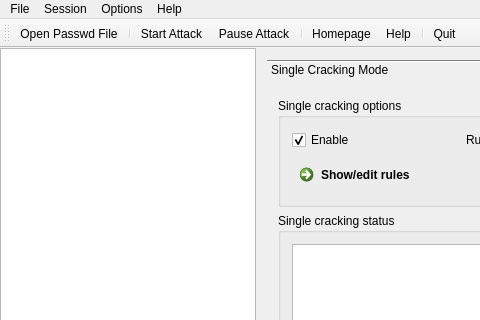
Before: the Qt Designer form mainwindow.ui in openwall/johnny, drawn with Qt 5; both pictures show x 0 to 480 and y 0 to 320 of the 827 by 534 pixel window.
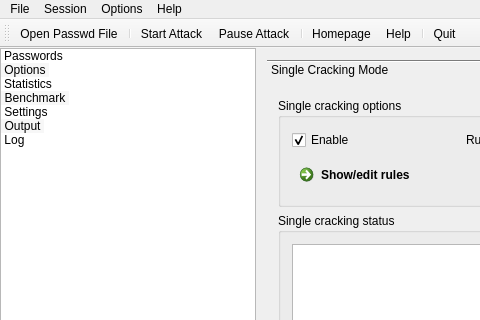
After: the same form once the commit is applied. Icons and pictures are not drawn.

Commit message:
cpp -> ui movement of list items for tabs
I moved some list items declarations from mainwindow.cpp to
mainwindow.ui file. Related stuff was simplified or generalized.

Diff of the .ui file:
```diff
--- a/mainwindow.ui
+++ b/mainwindow.ui
@@ -37,6 +37,76 @@
     </property>
     <item>
      <widget class="QListWidget" name="listWidgetTabs">
+      <item>
+       <property name="icon">
+        <iconset>
+         <normalon>:/icons/tab_passwords.png</normalon>
+        </iconset>
+       </property>
+       <property name="text">
+        <string>Passwords</string>
+       </property>
+      </item>
+      <item>
+       <property name="icon">
+        <iconset>
+         <normalon>:/icons/tab_options.png</normalon>
+        </iconset>
+       </property>
+       <property name="text">
+        <string>Options</string>
+       </property>
+      </item>
+      <item>
+       <property name="icon">
+        <iconset>
+         <normalon>:/icons/tab_statistics.png</normalon>
+        </iconset>
+       </property>
+       <property name="text">
+        <string>Statistics</string>
+       </property>
+      </item>
+      <item>
+       <property name="icon">
+        <iconset>
+         <normalon>:/icons/tab_benchmark.png</normalon>
+        </iconset>
+       </property>
+       <property name="text">
+        <string>Benchmark</string>
+       </property>
+      </item>
+      <item>
+       <property name="icon">
+        <iconset>
+         <normalon>:/icons/tab_settings.png</normalon>
+        </iconset>
+       </property>
+       <property name="text">
+        <string>Settings</string>
+       </property>
+      </item>
+      <item>
+       <property name="icon">
+        <iconset>
+         <normalon>:/icons/tab_output.png</normalon>
+        </iconset>
+       </property>
+       <property name="text">
+        <string>Output</string>
+       </property>
+      </item>
+      <item>
+       <property name="icon">
+        <iconset>
+         <normalon>:/icons/tab_log.png</normalon>
+        </iconset>
+       </property>
+       <property name="text">
+        <string>Log</string>
+       </property>
+      </item>
       <property name="sizePolicy">
        <sizepolicy hsizetype="Preferred" vsizetype="Preferred">
         <horstretch>0</horstretch>
```
The commit also changes 1 other file.
